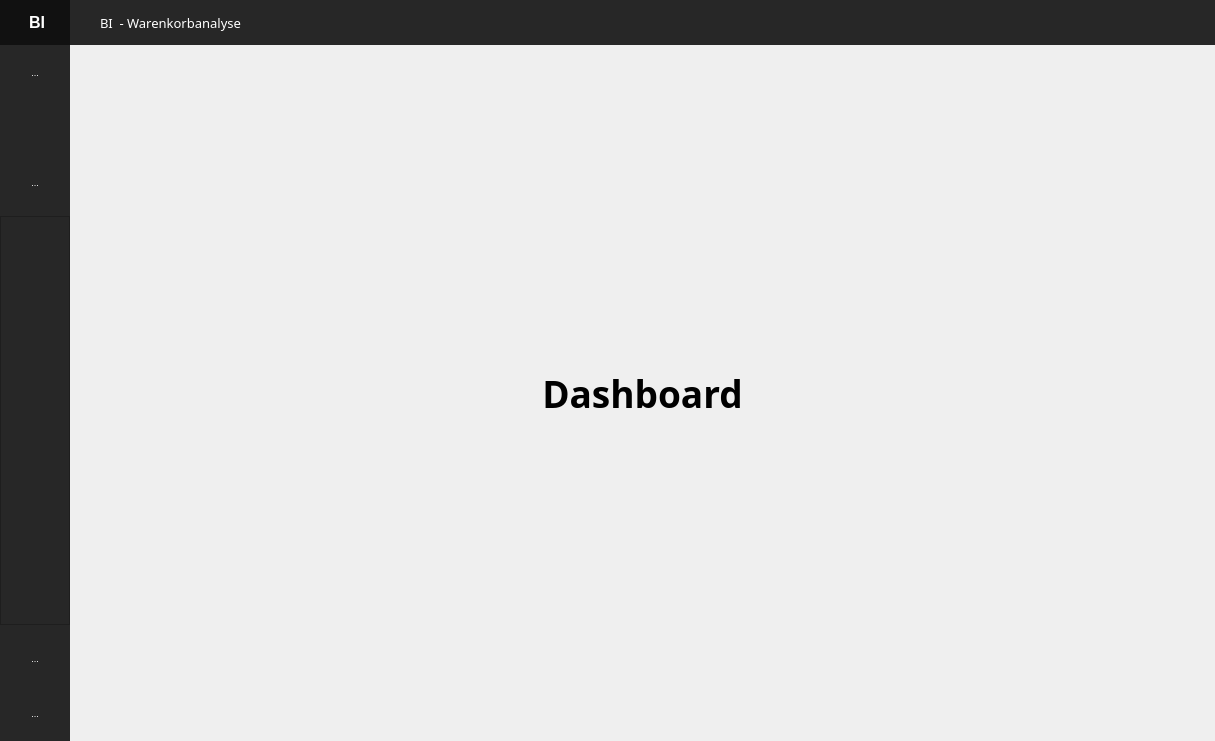
Before: the Qt Designer form mainwindow.ui in BI-CPM-Apriori/Warenkorbanalyse-Apriori, drawn with Qt 5.
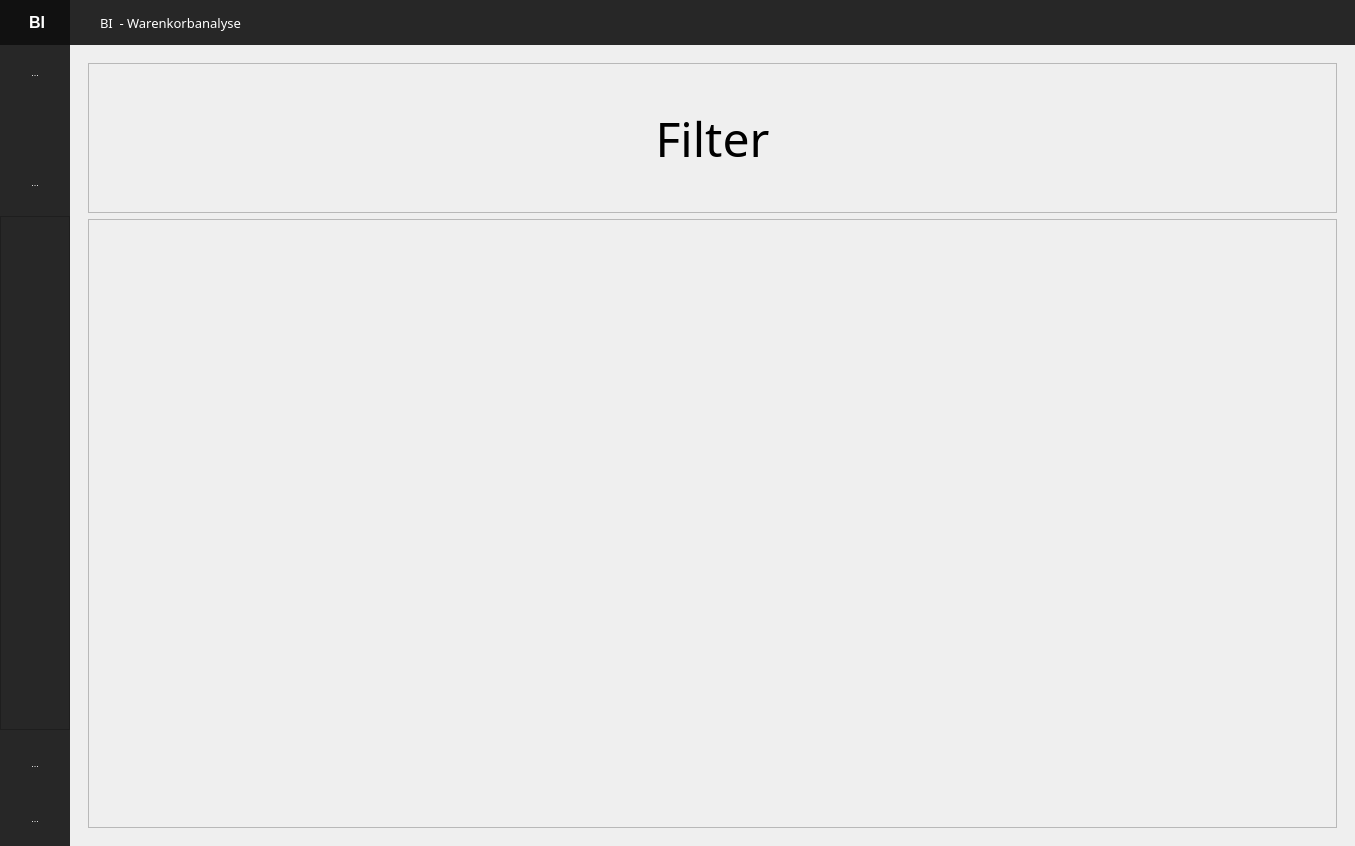
After: the same form once the commit is applied. Icons and pictures are not drawn.

Diff of the .ui file:
```diff
--- a/mainwindow.ui
+++ b/mainwindow.ui
@@ -6,8 +6,8 @@
    <rect>
     <x>0</x>
     <y>0</y>
-    <width>1215</width>
-    <height>741</height>
+    <width>1355</width>
+    <height>846</height>
    </rect>
   </property>
   <property name="windowTitle">
@@ -746,21 +746,122 @@
             <widget class="QWidget" name="dashboard">
              <layout class="QVBoxLayout" name="verticalLayout_6">
               <item>
-               <widget class="QLabel" name="label_2">
-                <property name="font">
-                 <font>
-                  <family>Bahnschrift</family>
-                  <pointsize>28</pointsize>
-                  <weight>75</weight>
-                  <bold>true</bold>
-                 </font>
+               <widget class="QFrame" name="frame_4">
+                <property name="frameShape">
+                 <enum>QFrame::NoFrame</enum>
                 </property>
-                <property name="text">
-                 <string>Dashboard</string>
+                <property name="frameShadow">
+                 <enum>QFrame::Raised</enum>
                 </property>
-                <property name="alignment">
-                 <set>Qt::AlignCenter</set>
-                </property>
+                <layout class="QVBoxLayout" name="verticalLayout_9">
+                 <item>
+                  <widget class="QFrame" name="frame_5">
+                   <property name="minimumSize">
+                    <size>
+                     <width>0</width>
+                     <height>150</height>
+                    </size>
+                   </property>
+                   <property name="maximumSize">
+                    <size>
+                     <width>16777215</width>
+                     <height>200</height>
+                    </size>
+                   </property>
+                   <property name="frameShape">
+                    <enum>QFrame::StyledPanel</enum>
+                   </property>
+                   <property name="frameShadow">
+                    <enum>QFrame::Raised</enum>
+                   </property>
+                   <layout class="QVBoxLayout" name="verticalLayout_10">
+                    <item>
+                     <widget class="QLabel" name="label_2">
+                      <property name="font">
+                       <font>
+                        <family>Bahnschrift Light</family>
+                        <pointsize>36</pointsize>
+                       </font>
+                      </property>
+                      <property name="text">
+                       <string>Filter</string>
+                      </property>
+                      <property name="alignment">
+                       <set>Qt::AlignCenter</set>
+                      </property>
+                     </widget>
+                    </item>
+                   </layout>
+                  </widget>
+                 </item>
+                 <item>
+                  <widget class="QFrame" name="frame_6">
+                   <property name="frameShape">
+                    <enum>QFrame::StyledPanel</enum>
+                   </property>
+                   <property name="frameShadow">
+                    <enum>QFrame::Raised</enum>
+                   </property>
+                   <layout class="QVBoxLayout" name="verticalLayout_11">
+                    <property name="spacing">
+                     <number>0</number>
+                    </property>
+                    <property name="leftMargin">
+                     <number>0</number>
+                    </property>
+                    <property name="topMargin">
+                     <number>0</number>
+                    </property>
+                    <property name="rightMargin">
+                     <number>0</number>
+                    </property>
+                    <property name="bottomMargin">
+                     <number>0</number>
+                    </property>
+                    <item>
+                     <widget class="QScrollArea" name="scrollArea">
+                      <property name="styleSheet">
+                       <string notr="true">border:0px solid black;</string>
+                      </property>
+                      <property name="verticalScrollBarPolicy">
+                       <enum>Qt::ScrollBarAlwaysOff</enum>
+                      </property>
+                      <property name="horizontalScrollBarPolicy">
+                       <enum>Qt::ScrollBarAlwaysOff</enum>
+                      </property>
+                      <property name="sizeAdjustPolicy">
+                       <enum>QAbstractScrollArea::AdjustToContents</enum>
+                      </property>
+                      <property name="widgetResizable">
+                       <bool>true</bool>
+                      </property>
+                      <widget class="QWidget" name="scrollAreaWidgetContents">
+                       <property name="geometry">
+                        <rect>
+                         <x>0</x>
+                         <y>0</y>
+                         <width>1239</width>
+                         <height>598</height>
+                        </rect>
+                       </property>
+                       <property name="sizePolicy">
+                        <sizepolicy hsizetype="Expanding" vsizetype="Expanding">
+                         <horstretch>0</horstretch>
+                         <verstretch>0</verstretch>
+                        </sizepolicy>
+                       </property>
+                       <layout class="QVBoxLayout" name="verticalLayout_12">
+                        <item>
+                         <layout class="QVBoxLayout" name="results"/>
+                        </item>
+                       </layout>
+                      </widget>
+                     </widget>
+                    </item>
+                   </layout>
+                  </widget>
+                 </item>
+                </layout>
                </widget>
               </item>
              </layout>
```
